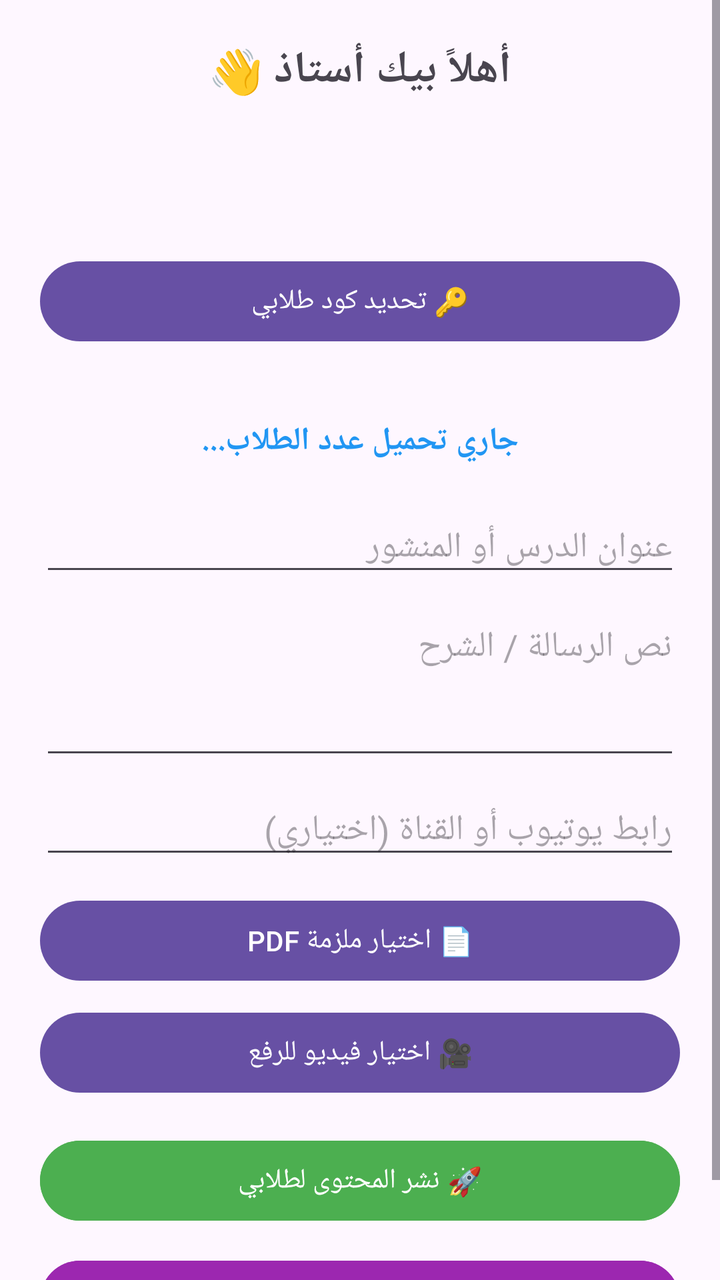
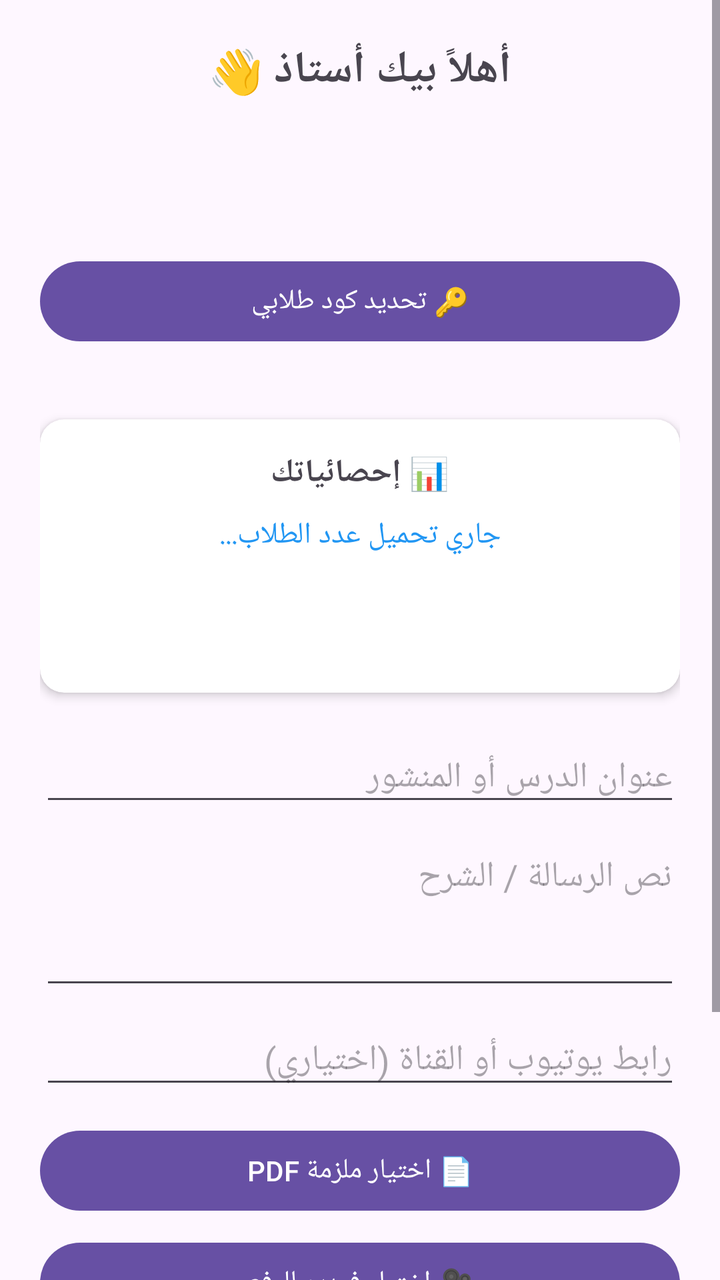

An Android layout rendered at two revisions. The XML below is the earlier revision; the diff shows what the commit changed to produce the second picture.
<!-- AndroidManifest.xml: application theme Theme.1Bac -->
<!-- res/layout/activity_teacher_dashboard.xml -->
<?xml version="1.0" encoding="utf-8"?>
<ScrollView xmlns:android="http://schemas.android.com/apk/res/android"
    android:layout_width="match_parent"
    android:layout_height="match_parent">

    <LinearLayout
        android:layout_width="match_parent"
        android:layout_height="wrap_content"
        android:orientation="vertical"
        android:padding="20dp">

        <TextView
            android:id="@+id/teacherWelcomeText"
            android:layout_width="match_parent"
            android:layout_height="wrap_content"
            android:text="أهلاً بيك أستاذ 👋"
            android:textSize="22sp"
            android:textStyle="bold"
            android:gravity="center"
            android:layout_marginBottom="8dp" />

        <TextView
            android:id="@+id/teacherSubjectText"
            android:layout_width="match_parent"
            android:layout_height="wrap_content"
            android:textSize="16sp"
            android:gravity="center"
            android:textColor="#666666"
            android:layout_marginBottom="8dp" />

        <TextView
            android:id="@+id/teacherExpiryText"
            android:layout_width="match_parent"
            android:layout_height="wrap_content"
            android:textSize="14sp"
            android:gravity="center"
            android:textColor="#F5A623"
            android:layout_marginBottom="20dp" />

        
        <Button
            android:id="@+id/setJoinCodeButton"
            android:layout_width="match_parent"
            android:layout_height="wrap_content"
            android:text="🔑 تحديد كود طلابي" />

        <TextView
            android:id="@+id/currentJoinCodeText"
            android:layout_width="match_parent"
            android:layout_height="wrap_content"
            android:layout_marginTop="8dp"
            android:gravity="center"
            android:textSize="14sp"
            android:textColor="#666666" />

        
        <TextView
            android:id="@+id/studentCountText"
            android:layout_width="match_parent"
            android:layout_height="wrap_content"
            android:layout_marginTop="8dp"
            android:gravity="center"
            android:textSize="16sp"
            android:textStyle="bold"
            android:textColor="#2196F3"
            android:text="جاري تحميل عدد الطلاب..."
            android:layout_marginBottom="20dp" />

        
        <EditText
            android:id="@+id/etTitle"
            android:layout_width="match_parent"
            android:layout_height="wrap_content"
            android:hint="عنوان الدرس أو المنشور"
            android:inputType="text" />

        <EditText
            android:id="@+id/etDescription"
            android:layout_width="match_parent"
            android:layout_height="wrap_content"
            android:hint="نص الرسالة / الشرح"
            android:minLines="3"
            android:gravity="top"
            android:inputType="textMultiLine"
            android:layout_marginTop="8dp"/>

        <EditText
            android:id="@+id/etYoutubeUrl"
            android:layout_width="match_parent"
            android:layout_height="wrap_content"
            android:hint="رابط يوتيوب أو القناة (اختياري)"
            android:inputType="textUri"
            android:layout_marginTop="8dp"/>

        <Button
            android:id="@+id/btnSelectPdf"
            android:layout_width="match_parent"
            android:layout_height="wrap_content"
            android:text="📄 اختيار ملزمة PDF"
            android:layout_marginTop="12dp"/>

        <Button
            android:id="@+id/btnSelectVideo"
            android:layout_width="match_parent"
            android:layout_height="wrap_content"
            android:text="🎥 اختيار فيديو للرفع"
            android:layout_marginTop="8dp"/>

        <Button
            android:id="@+id/sendMessageButton"
            android:layout_width="match_parent"
            android:layout_height="wrap_content"
            android:text="🚀 نشر المحتوى لطلابي"
            android:backgroundTint="#4CAF50"
            android:textColor="#FFFFFF"
            android:layout_marginTop="16dp" />
        <Button
    android:id="@+id/btnAddExam"
    android:layout_width="match_parent"
    android:layout_height="wrap_content"
    android:text="📝 إضافة امتحان جديد"
    android:backgroundTint="#9C27B0"
    android:textColor="#FFFFFF"
    android:layout_marginTop="12dp" />

    </LinearLayout>
</ScrollView>
<!-- resources referenced by this layout -->
<resources>
  <style name="Theme.1Bac" parent="Base.Theme.1Bac" />
  <style name="Base.Theme.1Bac" parent="Theme.Material3.DayNight.NoActionBar">
          
          
      </style>
</resources>

<!-- the commit's change to res/layout/activity_teacher_dashboard.xml (unified diff, before → after) -->
@@ -54,17 +54,61 @@
             android:textColor="#666666" />
 
         
-        <TextView
-            android:id="@+id/studentCountText"
+        <androidx.cardview.widget.CardView
             android:layout_width="match_parent"
             android:layout_height="wrap_content"
             android:layout_marginTop="8dp"
-            android:gravity="center"
-            android:textSize="16sp"
-            android:textStyle="bold"
-            android:textColor="#2196F3"
-            android:text="جاري تحميل عدد الطلاب..."
-            android:layout_marginBottom="20dp" />
+            android:layout_marginBottom="20dp"
+            app:cardCornerRadius="12dp"
+            app:cardElevation="3dp"
+            xmlns:app="http://schemas.android.com/apk/res-auto">
+
+            <LinearLayout
+                android:layout_width="match_parent"
+                android:layout_height="wrap_content"
+                android:orientation="vertical"
+                android:padding="16dp">
+
+                <TextView
+                    android:layout_width="match_parent"
+                    android:layout_height="wrap_content"
+                    android:text="📊 إحصائياتك"
+                    android:textSize="16sp"
+                    android:textStyle="bold"
+                    android:gravity="center"
+                    android:layout_marginBottom="10dp"/>
+
+                <TextView
+                    android:id="@+id/studentCountText"
+                    android:layout_width="match_parent"
+                    android:layout_height="wrap_content"
+                    android:gravity="center"
+                    android:textSize="15sp"
+                    android:textColor="#2196F3"
+                    android:text="جاري تحميل عدد الطلاب..." />
+
+                <TextView
+                    android:id="@+id/statsAttendanceText"
+                    android:layout_width="match_parent"
+                    android:layout_height="wrap_content"
+                    android:gravity="center"
+                    android:textSize="15sp"
+                    android:textColor="#4CAF50"
+                    android:layout_marginTop="6dp" />
+
+                <TextView
+                    android:id="@+id/statsRatingText"
+                    android:layout_width="match_parent"
+                    android:layout_height="wrap_content"
+                    android:gravity="center"
+                    android:textSize="15sp"
+                    android:textColor="#F5A623"
+                    android:layout_marginTop="6dp" />
+
+            </LinearLayout>
+        </androidx.cardview.widget.CardView>
+
+    
 
         
         <EditText
